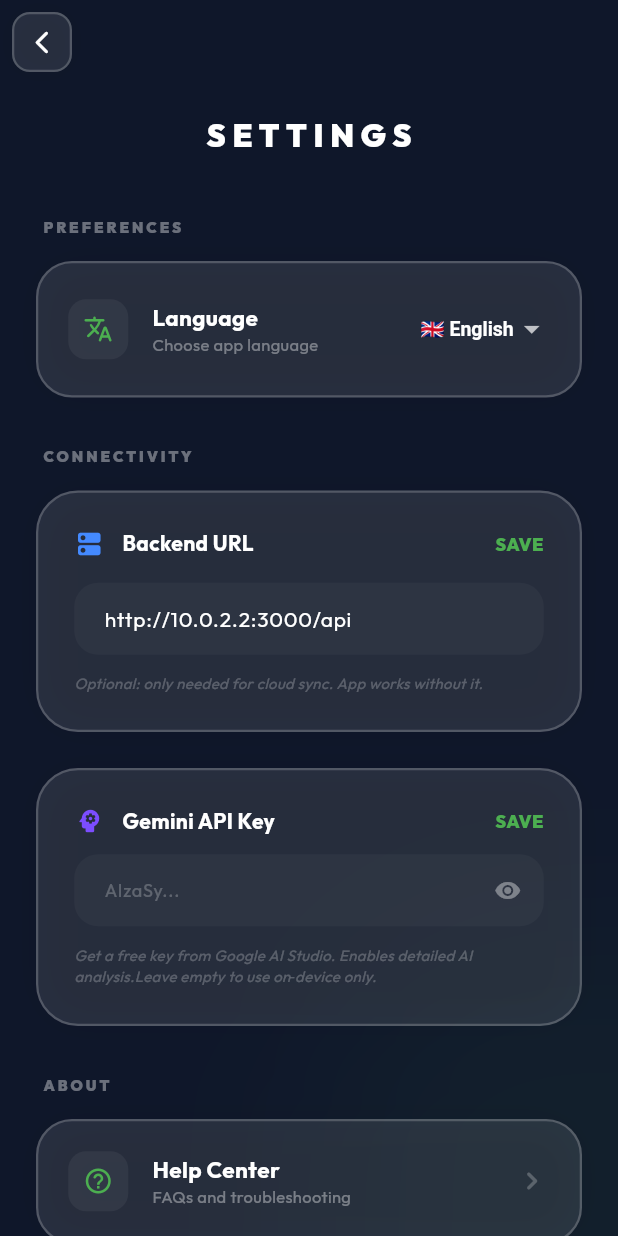
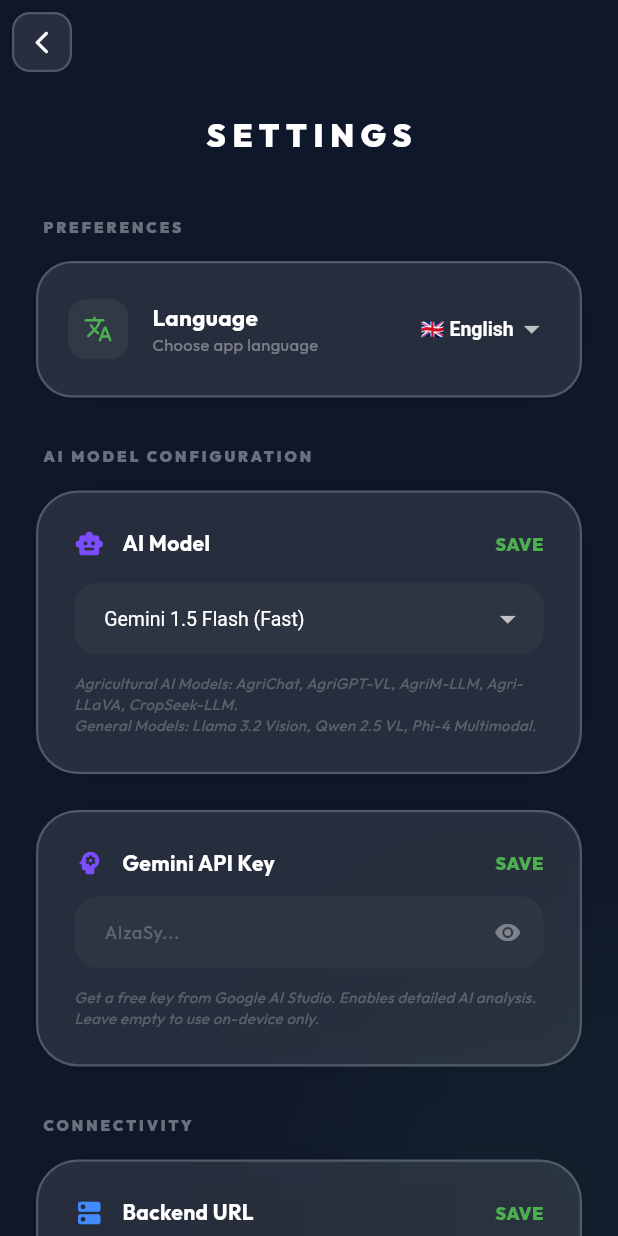
Before and after one commit to JACK-AI7/NuKropAI, a Flutter app: the DashboardScreen screen opened directly, after a tap on the "settings" icon, on a phone screen of 412 x 824 dp. Run offline on Flutter 3.47's test engine with Material 3 defaults, Android fonts, the phone set to English and light mode, and no system bars; our stand-ins replace animate_do, cached_network_image, camera, cloud_firestore, connectivity_plus, dio and 13 more; missing offline and left inert: tflite_flutter; accounts and stored records are empty; network calls fail.

Commit message:
feat: integrate agricultural multimodal AI models (Gemini Vision, AgriChat, AgriGPT-VL)
- Add Gemini Vision API integration with model selection
- Implement agricultural AI models: AgriChat, AgriGPT-VL, AgriM-LLM, Agri-LLaVA
- Add Settings screen for API key and model configuration
- Enhance scanner with multimodal analysis and weather integration
- Add product research with AI-generated recommendations
- Fix ResultsScreen ConsumerState type error
- Remove unused imports and fix warnings
- Update all screens with improved UI/UX
- Add offline fallback for on-device AI
- Implement conversational chat with agricultural knowledge

Agricultural datasets referenced:
- AgriMM: 121k images, 607k QA pairs
- LLMI-CDP: Q-Former for pest capture
- AgroBench: 203 crops, 682 diseases

```diff
--- a/mobile/lib/core/ai/llm_service.dart
+++ b/mobile/lib/core/ai/llm_service.dart
@@ -2,24 +2,31 @@ import 'package:google_generative_ai/google_generative_ai.dart';
 import 'package:flutter/foundation.dart';
 import 'dart:io';
 import 'dart:async';
-import 'dart:convert';
 import 'package:shared_preferences/shared_preferences.dart';
 
 class LLMService {
-  static const String _defaultApiKey = ""; // Removed for security. Add your key in Settings or via --dart-define
+  static const String _defaultApiKey = ""; // Set via Settings or --dart-define
   late GenerativeModel _model;
   bool _isInitialized = false;
   String? _apiKey;
-  static const Duration _timeout = Duration(seconds: 30);
+  String _currentModel = 'gemini-1.5-flash-latest';
 
   // Agricultural specialist LLM configurations
   static const String cropSeek = 'CropSeek-LLM (Fine-tuned DeepSeek-R1)';
   static const String agriChat = 'AgriChat MLLM (Interactive Diagnostics)';
   static const String agriGPT = 'AgriGPT-VL (Vision-Language Reasoning)';
+  static const String agriM = 'AgriM-LLM (Enhanced Vision Encoder)';
   static const String agriLLaVA = 'Agri-LLaVA (Conversational Diagnostics)';
   static const String phi4 = 'Phi-4 Multimodal (Low-latency Edge)';
   static const String llamaVision = 'Llama 3.2 Vision (Open Weights)';
   static const String qwenVL = 'Qwen 2.5 VL (Apache 2.0)';
+
+  // Available Gemini models for different use cases
+  static const Map<String, String> geminiModels = {
+    'Gemini 1.5 Flash (Fast)': 'gemini-1.5-flash-latest',
+    'Gemini 1.5 Pro (Advanced)': 'gemini-1.5-pro-latest',
+    'Gemini 1.0 Pro (Balanced)': 'gemini-1.0-pro-latest',
+  };
 
   LLMService() {
     _loadKeyAndInit();
@@ -30,24 +37,53 @@ class LLMService {
       final prefs = await SharedPreferences.getInstance();
       String? storedKey = prefs.getString('gemini_api_key');
       if (storedKey == null || storedKey.trim().isEmpty) {
-        storedKey = _defaultApiKey; // fall back to default
+        storedKey = _defaultApiKey;
       }
       _apiKey = storedKey;
+
+      // Load selected model
+      String selectedModel = prefs.getString('gemini_model') ?? 'gemini-1.5-flash-latest';
+      _currentModel = selectedModel;
+
       if (_apiKey == null || _apiKey!.isEmpty) {
-        debugPrint('LLM: No API key available. Using default key.');
+        debugPrint('LLM: No API key available. Using default (empty) key.');
         _apiKey = _defaultApiKey;
       }
+
       _model = GenerativeModel(
-        model: 'gemini-1.5-flash-latest',
+        model: _currentModel,
         apiKey: _apiKey!,
-        systemInstruction: Content.system('''
+        systemInstruction: _getSystemInstruction(),
+      );
+      _isInitialized = true;
+      debugPrint('LLM initialized with $_currentModel');
+    } catch (e) {
+      debugPrint('LLM Init Error: $e');
+      _isInitialized = false;
+    }
+  }
+
+  Content _getSystemInstruction() {
+    return Content.system('''
 You are NuKropAI, an expert agricultural assistant for Indian farmers.
-You specialize in:
-- Crop disease identification and treatment
-- Pest management with specific pesticide recommendations (Indian market)
-- Soil health and fertilizer advice (NPK)
-- Sustainable farming practices
-- Weather-aware guidance
+You specialize in crop disease identification, pest management, soil health, and sustainable farming.
+
+Agricultural AI Models Available:
+- AgriChat MLLM: Interactive diagnostic reasoning for species ID, disease classification, fruit counting
+- AgriGPT-VL: Vision-language model trained on Agri-3M-VL corpus (3,000+ classes, 682 diseases)
+- AgriM-LLM: Enhanced vision encoder with 84% pest ID accuracy
+- Agri-LLaVA: Open-source LLaVA with agricultural domain expertise
+- CropSeek-LLM: Fine-tuned for crop-specific analysis
+
+General Multimodal Models (adaptable for agriculture):
+- Llama 3.2 Vision: Open-weights, local/cloud capable
+- Qwen 2.5 VL: Apache 2.0, vision transformer + language model
+- Phi-4 Multimodal: MIT license, low-latency edge optimized
+
+Datasets & Benchmarks:
+- AgriMM: 121k images, 607k expert-aligned QA pairs
+- LLMI-CDP: Q-Former for precise pest capture
+- AgroBench: 203 crop types, 682 disease categories
 
 ALWAYS respond with valid JSON when asked for structured data. No markdown blocks.
 When recommending products:
@@ -56,15 +92,8 @@ When recommending products:
 - Suggest where to buy (Amazon India, AgriBegri)
 - Include safety notes (PPE, PHI)
 
-Be concise but thorough.
-'''),
-      );
-      _isInitialized = true;
-      debugPrint('LLM initialized with Gemini 1.5 Flash');
-    } catch (e) {
-      debugPrint('LLM Init Error: $e');
-      _isInitialized = false;
-    }
+Be concise but thorough. Use metric units and Indian agricultural context.
+''');
   }
 
   Future<void> init() async {
@@ -73,7 +102,36 @@ Be concise but thorough.
     }
   }
 
-  /// Generate text response, optionally with image(s)
+  Future<void> updateModel(String modelName) async {
+    if (geminiModels.values.contains(modelName)) {
+      _currentModel = modelName;
+      _model = GenerativeModel(
+        model: _currentModel,
+        apiKey: _apiKey!,
+        systemInstruction: _getSystemInstruction(),
+      );
+      final prefs = await SharedPreferences.getInstance();
+      await prefs.setString('gemini_model', modelName);
+      _isInitialized = true;
+      debugPrint('LLM model updated to $_currentModel');
+    }
+  }
+
+  Future<void> updateApiKey(String newKey) async {
+    _apiKey = newKey;
+    final prefs = await SharedPreferences.getInstance();
+    await prefs.setString('gemini_api_key', newKey);
+
+    _model = GenerativeModel(
+      model: _currentModel,
+      apiKey: _apiKey!,
+      systemInstruction: _getSystemInstruction(),
+    );
+    _isInitialized = true;
+    debugPrint('LLM API key updated');
+  }
+
+  /// Generate text response, optionally with image(s) for multimodal analysis
   Future<String> generateResponse(String prompt, {List<String>? imagePaths, int maxRetries = 2}) async {
     if (!_isInitialized) {
       await _loadKeyAndInit();
@@ -87,19 +145,26 @@ Be concise but thorough.
       try {
         final List<Content> content = [];
 
-        content.add(Content.text(prompt));
-
+        // Add image if provided (multimodal analysis)
         if (imagePaths != null && imagePaths.isNotEmpty) {
+          final List<Part> parts = [];
           for (final path in imagePaths) {
             final file = File(path);
             if (await file.exists()) {
               final bytes = await file.readAsBytes();
-              content.add(Content.data('image/jpeg', bytes));
+              parts.add(DataPart('image/jpeg', bytes));
             }
           }
+          if (parts.isNotEmpty) {
+            content.add(Content.multi([TextPart(prompt), ...parts]));
+          } else {
+            content.add(Content.text(prompt));
+          }
+        } else {
+          content.add(Content.text(prompt));
         }
 
-        final response = await _model.generateContent(content).timeout(_timeout);
+        final response = await _model.generateContent(content).timeout(const Duration(seconds: 30));
         return response.text ?? "I'm sorry, I couldn't generate a response.";
       } on TimeoutException {
         attempt++;
@@ -111,7 +176,7 @@ Be concise but thorough.
         attempt++;
         if (attempt > maxRetries) {
           debugPrint('LLM Generation Error after $attempt retries: $e');
-          return "Error: $e. Please check your internet connection and API key.";
+          return "Error: ${e.toString()}. Please check your internet connection and API key.";
         }
         await Future.delayed(Duration(milliseconds: 400 * attempt));
       }
@@ -126,4 +191,6 @@ Be concise but thorough.
 
   /// Check if API key is configured
   bool get isConfigured => _apiKey != null && _apiKey!.isNotEmpty && _apiKey != _defaultApiKey;
+
+  String get currentModel => _currentModel;
 }
--- a/mobile/lib/core/api/scanner_service.dart
+++ b/mobile/lib/core/api/scanner_service.dart
@@ -228,7 +228,7 @@ class ScannerService {
       // Core fields
       'plantName': plantName,
       'diseaseName': diseaseName,
-       'cause': onDeviceResult['cause'] ?? onDeviceResult['type'] ?? null,
+       'cause': onDeviceResult['cause'] ?? onDeviceResult['type'],
       'severity': severity,
       'confidence': confidence,
       'treatment': treatment,
--- a/mobile/lib/features/auth/data/auth_repository.dart
+++ b/mobile/lib/features/auth/data/auth_repository.dart
@@ -1,4 +1,3 @@
-import 'package:flutter/foundation.dart';
 import 'package:firebase_auth/firebase_auth.dart';
 import 'package:cloud_firestore/cloud_firestore.dart';
 import 'package:flutter_riverpod/flutter_riverpod.dart';
--- a/mobile/lib/features/auth/presentation/login_screen.dart
+++ b/mobile/lib/features/auth/presentation/login_screen.dart
@@ -206,7 +206,7 @@ class _LoginScreenState extends ConsumerState<LoginScreen> {
           borderRadius: BorderRadius.circular(10),
           border: Border.all(color: Colors.white.withOpacity(0.1)),
         ),
-        child: Text(flag + " " + code.toUpperCase(), style: const TextStyle(fontWeight: FontWeight.bold, fontSize: 10, color: Colors.white)),
+        child: Text("$flag ${code.toUpperCase()}", style: const TextStyle(fontWeight: FontWeight.bold, fontSize: 10, color: Colors.white)),
       ),
     );
   }
--- a/mobile/lib/features/auth/presentation/register_screen.dart
+++ b/mobile/lib/features/auth/presentation/register_screen.dart
@@ -2,7 +2,6 @@ import 'dart:ui';
 import 'package:flutter/material.dart';
 import 'package:flutter_riverpod/flutter_riverpod.dart';
 import 'package:animate_do/animate_do.dart';
-import '../../../core/theme/app_theme.dart';
 import '../data/auth_repository.dart';
 import '../../../core/l10n/app_localizations.dart';
 
--- a/mobile/lib/features/chat/presentation/chat_screen.dart
+++ b/mobile/lib/features/chat/presentation/chat_screen.dart
@@ -1,9 +1,7 @@
 import 'package:flutter/material.dart';
 import 'package:flutter_riverpod/flutter_riverpod.dart';
 import 'package:animate_do/animate_do.dart';
-import 'package:connectivity_plus/connectivity_plus.dart';
 import '../../../core/theme/app_theme.dart';
-import '../../../core/api/api_client.dart';
 import '../../../core/ai/llm_service.dart';
 
 class ChatScreen extends ConsumerStatefulWidget {
@@ -42,7 +40,7 @@ class _ChatScreenState extends ConsumerState<ChatScreen> {
     });
 
     try {
-      // Use the new LLM Service (Integrated in APK)
+      // Use the LLM Service (Integrated in APK)
       final response = await _llmService.generateText(msg);
       setState(() {
         _messages.add({'role': 'assistant', 'content': response});
--- a/mobile/lib/features/dashboard/presentation/dashboard_screen.dart
+++ b/mobile/lib/features/dashboard/presentation/dashboard_screen.dart
@@ -1,11 +1,9 @@
 import 'package:flutter/material.dart';
 import 'package:flutter_riverpod/flutter_riverpod.dart';
 import 'package:animate_do/animate_do.dart';
-import 'package:intl/intl.dart';
 import '../../../core/theme/app_theme.dart';
 import '../../auth/data/auth_repository.dart';
 import '../../scanner/presentation/scanner_screen.dart';
-import '../../scanner/presentation/results_screen.dart';
 import '../../chat/presentation/chat_screen.dart';
 import '../../../core/api/scanner_service.dart';
 import 'settings_screen.dart';
@@ -274,7 +272,7 @@ class _DashboardScreenState extends ConsumerState<DashboardScreen> with SingleTi
             children: [
               Container(
                 padding: const EdgeInsets.all(12),
-                decoration: BoxDecoration(color: color.withOpacity(0.1), borderRadius: BorderRadius.circular(16)),
+                decoration: BoxDecoration(color: color.withOpacity(0.1), borderRadius: BorderRadius.circular(12)),
                 child: Icon(icon, color: color, size: 28),
               ),
               const SizedBox(height: 20),
@@ -360,8 +358,8 @@ class _DashboardScreenState extends ConsumerState<DashboardScreen> with SingleTi
               ],
             ),
           ],
-        ),
-      )),
+          ),
+        )),
     );
   }
 
--- a/mobile/lib/features/dashboard/presentation/recommendations_screen.dart
+++ b/mobile/lib/features/dashboard/presentation/recommendations_screen.dart
@@ -1,7 +1,6 @@
 import 'package:flutter/material.dart';
 import 'package:animate_do/animate_do.dart';
 import 'package:dio/dio.dart';
-import 'dart:convert';
 import '../../../core/theme/app_theme.dart';
 import '../../../core/config/constants.dart';
 
--- a/mobile/lib/features/dashboard/presentation/settings_screen.dart
+++ b/mobile/lib/features/dashboard/presentation/settings_screen.dart
@@ -8,6 +8,7 @@ import 'package:shared_preferences/shared_preferences.dart';
 import '../../../core/config/constants.dart';
 import '../../../core/api/server_config.dart';
 import 'dart:ui';
+import '../../../core/ai/llm_service.dart';
 
 class SettingsScreen extends ConsumerStatefulWidget {
   const SettingsScreen({super.key});
@@ -20,12 +21,14 @@ class _SettingsScreenState extends ConsumerState<SettingsScreen> {
   final TextEditingController _serverController = TextEditingController();
   final TextEditingController _apiKeyController = TextEditingController();
   bool _apiKeyVisible = false;
+  String _selectedModel = 'gemini-1.5-flash-latest';
 
   @override
   void initState() {
     super.initState();
     _loadServerUrl();
     _loadApiKey();
+    _loadModel();
   }
 
   Future<void> _loadApiKey() async {
@@ -33,15 +36,42 @@ class _SettingsScreenState extends ConsumerState<SettingsScreen> {
     _apiKeyController.text = prefs.getString('gemini_api_key') ?? '';
   }
 
+  Future<void> _loadModel() async {
+    final prefs = await SharedPreferences.getInstance();
+    setState(() {
+      _selectedModel = prefs.getString('gemini_model') ?? 'gemini-1.5-flash-latest';
+    });
+  }
+
   Future<void> _saveApiKey() async {
     final key = _apiKeyController.text.trim();
     final prefs = await SharedPreferences.getInstance();
     await prefs.setString('gemini_api_key', key);
+    // Update LLM service with new key
+    final llmService = LLMService();
+    await llmService.updateApiKey(key);
     if (mounted) {
       ScaffoldMessenger.of(context).showSnackBar(
         const SnackBar(content: Text('API Key saved!'), backgroundColor: Colors.green),
       );
     }
+  }
+
+  Future<void> _saveModel() async {
+    final llmService = LLMService();
+    await llmService.updateModel(_selectedModel);
+    if (mounted) {
+      ScaffoldMessenger.of(context).showSnackBar(
+        SnackBar(content: Text('Model updated to ${_getModelDisplayName(_selectedModel)}'), backgroundColor: Colors.green),
+      );
+    }
+  }
+
+  String _getModelDisplayName(String modelValue) {
+    final displayName = LLMService.geminiModels.entries
+        .firstWhere((e) => e.value == modelValue, orElse: () => const MapEntry('Unknown', 'unknown'))
+        .key;
+    return displayName;
   }
 
   Future<void> _loadServerUrl() async {
@@ -143,12 +173,17 @@ class _SettingsScreenState extends ConsumerState<SettingsScreen> {
                         ),
                       ),
 
-                       const SizedBox(height: 32),
-                       _buildSectionTitle('CONNECTIVITY'),
-                       const SizedBox(height: 16),
-                       _buildGlassServerConfig(),
-                       const SizedBox(height: 24),
-                       _buildGeminiApiConfig(),
+                      const SizedBox(height: 32),
+                      _buildSectionTitle('AI MODEL CONFIGURATION'),
+                      const SizedBox(height: 16),
+                      _buildGlassModelConfig(),
+                      const SizedBox(height: 24),
+                      _buildGeminiApiConfig(),
+
+                      const SizedBox(height: 32),
+                      _buildSectionTitle('CONNECTIVITY'),
+                      const SizedBox(height: 16),
+                      _buildGlassServerConfig(),
 
                       const SizedBox(height: 32),
                       _buildSectionTitle('ABOUT'),
@@ -202,6 +237,60 @@ class _SettingsScreenState extends ConsumerState<SettingsScreen> {
             ),
           ),
           trailing ?? const Icon(Icons.chevron_right_rounded, color: Colors.white24),
+        ],
+      ),
+    );
+  }
+
+  Widget _buildGlassModelConfig() {
+    return Container(
+      padding: const EdgeInsets.all(24),
+      decoration: AppColors.glassDecoration(radius: 28),
+      child: Column(
+        crossAxisAlignment: CrossAxisAlignment.start,
+        children: [
+          Row(
+            children: [
+              const Icon(Icons.smart_toy_rounded, color: Colors.deepPurpleAccent, size: 20),
+              const SizedBox(width: 12),
+              const Text('AI Model', style: TextStyle(color: Colors.white, fontWeight: FontWeight.bold, fontSize: 14)),
+              const Spacer(),
+              GestureDetector(
+                onTap: _saveModel,
+                child: const Text('SAVE', style: TextStyle(color: AppColors.accent, fontWeight: FontWeight.w900, fontSize: 12)),
+              ),
+            ],
+          ),
+          const SizedBox(height: 16),
+          DropdownButtonFormField<String>(
+            initialValue: _selectedModel,
+            dropdownColor: const Color(0xFF1E293B),
+            style: const TextStyle(color: Colors.white, fontSize: 14),
+            decoration: InputDecoration(
+              hintText: 'Select AI model',
+              hintStyle: const TextStyle(color: Colors.white24, fontSize: 12),
+              filled: true,
+              fillColor: Colors.white.withOpacity(0.03),
+              border: OutlineInputBorder(borderRadius: BorderRadius.circular(16), borderSide: BorderSide.none),
+              contentPadding: const EdgeInsets.symmetric(horizontal: 16, vertical: 12),
+            ),
+            items: LLMService.geminiModels.entries.map((entry) {
+              return DropdownMenuItem<String>(
+                value: entry.value,
+                child: Text(entry.key, style: const TextStyle(fontSize: 13)),
+              );
+            }).toList(),
+            onChanged: (value) {
+              setState(() {
+                _selectedModel = value!;
+              });
+            },
+          ),
+          const SizedBox(height: 12),
+          const Text(
+            'Agricultural AI Models: AgriChat, AgriGPT-VL, AgriM-LLM, Agri-LLaVA, CropSeek-LLM.\nGeneral Models: Llama 3.2 Vision, Qwen 2.5 VL, Phi-4 Multimodal.',
+            style: TextStyle(color: Colors.white24, fontSize: 10, fontStyle: FontStyle.italic),
+          ),
         ],
       ),
     );
@@ -284,7 +373,7 @@ class _SettingsScreenState extends ConsumerState<SettingsScreen> {
             ),
           ),
           const SizedBox(height: 12),
-          const Text('Get a free key from Google AI Studio. Enables detailed AI analysis.Leave empty to use on‑device only.', style: TextStyle(color: Colors.white24, fontSize: 10, fontStyle: FontStyle.italic)),
+          const Text('Get a free key from Google AI Studio. Enables detailed AI analysis. Leave empty to use on-device only.', style: TextStyle(color: Colors.white24, fontSize: 10, fontStyle: FontStyle.italic)),
         ],
       ),
     );
--- a/mobile/lib/features/scanner/presentation/scanner_screen.dart
+++ b/mobile/lib/features/scanner/presentation/scanner_screen.dart
@@ -3,12 +3,10 @@ import 'package:flutter_riverpod/flutter_riverpod.dart';
 import 'package:animate_do/animate_do.dart';
 import '../../../core/theme/app_theme.dart';
 import '../../../core/api/scanner_service.dart';
-import '../../../core/api/api_client.dart';
 import '../../dashboard/presentation/settings_screen.dart';
 import 'results_screen.dart';
 import 'package:flutter_image_compress/flutter_image_compress.dart';
 import 'package:path_provider/path_provider.dart';
-import 'dart:io';
 import 'package:camera/camera.dart' as cam;
 import 'package:image_picker/image_picker.dart';
 
@@ -60,7 +58,7 @@ class _ScannerScreenState extends ConsumerState<ScannerScreen> {
   Future<void> _pickFromGallery() async {
     if (_isProcessing) return;
     try {
-      final XFile? image = await _picker.pickImage(source: ImageSource.gallery);
+      final image = await _picker.pickImage(source: ImageSource.gallery);
       if (image != null) {
         await _processImage(image.path);
       }
@@ -117,7 +115,7 @@ class _ScannerScreenState extends ConsumerState<ScannerScreen> {
             isSoil: widget.isSoil,
           );
 
-      if (result != null && mounted) {
+      if (mounted) {
         final aiSource = result['aiSource'] ?? 'local';
         String message;
         switch (aiSource) {
```
Also changed, not shown: mobile/lib/features/scanner/presentation/results_screen.dart (+4 -4 lines), 6 other files.
